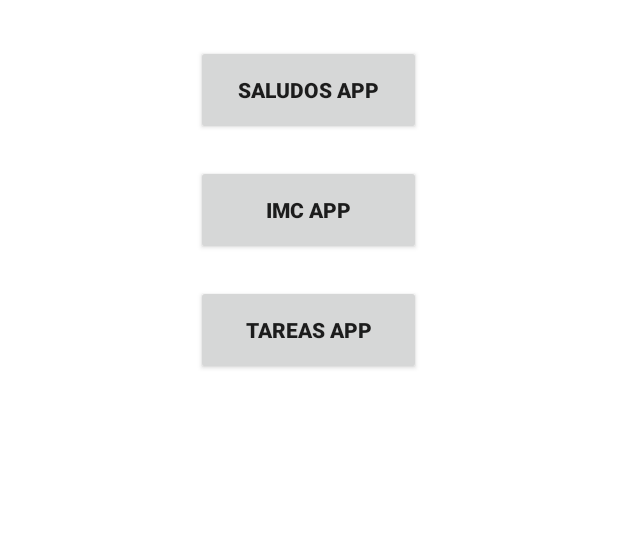
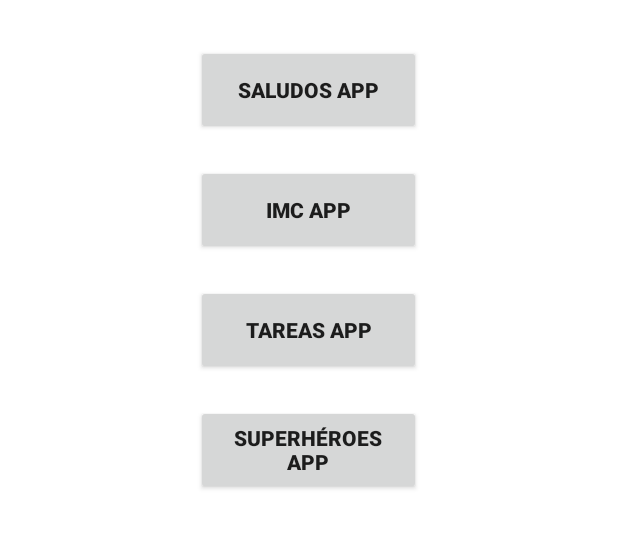
Before and after one commit to eulogioep/curso_android_2024, an Android app: the screen it shows after launch (MenuActivity), on a phone screen of 412 x 824 dp, the part 110-659 px from its top. Run offline under Robolectric (Android 15) with nearby library versions, the phone set to English and light mode, and no system bars.

Commit message:
SUPER HERO APP: Uso de Superheroe Api

```diff
--- a/Aplicaciones/app/src/main/java/com/eulogioep/aplicaciones/MenuActivity.kt
+++ b/Aplicaciones/app/src/main/java/com/eulogioep/aplicaciones/MenuActivity.kt
@@ -9,12 +9,13 @@ import androidx.core.view.ViewCompat
 import androidx.core.view.WindowInsetsCompat
 import com.eulogioep.aplicaciones.firstapp.FirstAppActivity
 import com.eulogioep.aplicaciones.imccalc.IMCActivity
+import com.eulogioep.aplicaciones.superheroapp.SuperHeroListActivity
 import com.eulogioep.aplicaciones.todoapp.TodoAppActivity
 
 class MenuActivity : AppCompatActivity() {
     override fun onCreate(savedInstanceState: Bundle?) {
         super.onCreate(savedInstanceState)
-        enableEdgeToEdge()
+        //enableEdgeToEdge()
         setContentView(R.layout.activity_menu)
         ViewCompat.setOnApplyWindowInsetsListener(findViewById(R.id.main)) { v, insets ->
             val systemBars = insets.getInsets(WindowInsetsCompat.Type.systemBars())
@@ -26,11 +27,18 @@ class MenuActivity : AppCompatActivity() {
         val btnSaludos = findViewById<AppCompatButton>(R.id.btnSaludos)
         val btnIMCApp = findViewById<AppCompatButton>(R.id.btnIMCApp)
         val btnTODOApp = findViewById<AppCompatButton>(R.id.btnTODOApp)
+        val btnSuperHero = findViewById<AppCompatButton>(R.id.btnSuperHero)
 
         // Acciones al pulsar los botones.
         btnSaludos.setOnClickListener{ navigateToSaludosAPP() }
         btnIMCApp.setOnClickListener{ navigateToIMCAPP() }
         btnTODOApp.setOnClickListener{ navigateToTODOAPP() }
+        btnSuperHero.setOnClickListener{ navigateToSuperHeroAPP() }
+    }
+
+    private fun navigateToSuperHeroAPP() {
+        val intent = Intent(this, SuperHeroListActivity::class.java)
+        startActivity(intent)
     }
 
     private fun navigateToTODOAPP() {
@@ -44,7 +52,6 @@ class MenuActivity : AppCompatActivity() {
 
     }
 
-
     private fun navigateToSaludosAPP() {
 
         val intent = Intent(this, FirstAppActivity::class.java)
--- /dev/null
+++ b/Aplicaciones/app/src/main/java/com/eulogioep/aplicaciones/superheroapp/SuperHeroDataResponse.kt
@@ -0,0 +1,4 @@
+package com.eulogioep.aplicaciones.superheroapp
+
+data class SuperHeroDataResponse(val response: String) {
+}
--- a/Aplicaciones/app/src/main/res/layout/activity_menu.xml
+++ b/Aplicaciones/app/src/main/res/layout/activity_menu.xml
@@ -49,4 +49,14 @@
         android:layout_marginBottom="20dp"
         android:textStyle="bold" />
 
+    <androidx.appcompat.widget.AppCompatButton
+        android:id="@+id/btnSuperHero"
+        android:layout_width="150dp"
+        android:layout_height="60dp"
+        android:layout_gravity="center"
+        android:layout_marginHorizontal="0dp"
+        android:text="@string/superhero_app"
+        android:layout_marginBottom="20dp"
+        android:textStyle="bold" />
+
 </LinearLayout>
--- a/Aplicaciones/app/src/main/res/layout/activity_super_hero_list.xml
+++ b/Aplicaciones/app/src/main/res/layout/activity_super_hero_list.xml
@@ -7,7 +7,7 @@
     android:layout_height="match_parent"
     tools:context=".superheroapp.SuperHeroListActivity">
 
-    <SearchView
+    <androidx.appcompat.widget.SearchView
         android:id="@+id/searchView"
         android:layout_width="0dp"
         android:layout_height="wrap_content"
@@ -16,7 +16,7 @@
         app:layout_constraintTop_toTopOf="parent"
         app:iconifiedByDefault="false">
 
-    </SearchView>
+    </androidx.appcompat.widget.SearchView>
 
     <androidx.recyclerview.widget.RecyclerView
         android:layout_width="0dp"
--- a/Aplicaciones/app/src/main/res/values/strings.xml
+++ b/Aplicaciones/app/src/main/res/values/strings.xml
@@ -42,4 +42,7 @@
     <string name="todo_dialog_others">Otros</string>
     <string name="todo_create_task_button">crear tarea</string>
 
+    <!--    SuperHero -->
+    <string name="superhero_app">Superhéroes App</string>
+
 </resources>
```
Also changed, not shown: Aplicaciones/app/build.gradle.kts (+15 -0 lines), Aplicaciones/app/src/main/java/com/eulogioep/aplicaciones/superheroapp/ApiService.kt (added, +12 -0 lines), Aplicaciones/app/src/main/java/com/eulogioep/aplicaciones/superheroapp/SuperHeroListActivity.kt (+42 -1 lines), Aplicaciones/gradle/libs.versions.toml (+7 -0 lines), 1 other file.
